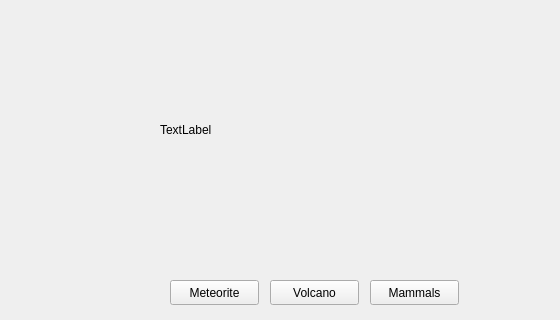
Old version of the form hubwindow.ui in the repository robertche54/a8-an-educational-app-f18; both pictures show x 0 to 560 and y 0 to 320 of the 800 by 600 pixel window.
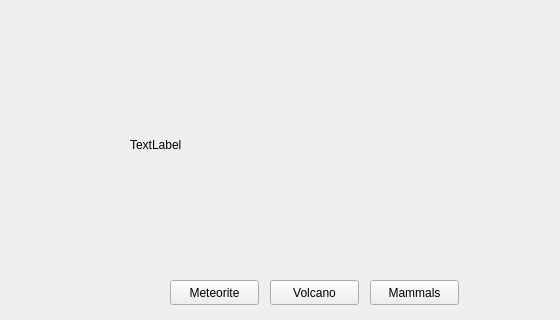
New version of the form.

What changed in the file:
```diff
--- a/hubwindow.ui
+++ b/hubwindow.ui
@@ -56,10 +56,10 @@
    <widget class="QLabel" name="titleLabel">
     <property name="geometry">
      <rect>
-      <x>160</x>
-      <y>40</y>
-      <width>320</width>
-      <height>180</height>
+      <x>130</x>
+      <y>20</y>
+      <width>330</width>
+      <height>250</height>
      </rect>
     </property>
     <property name="text">
```
